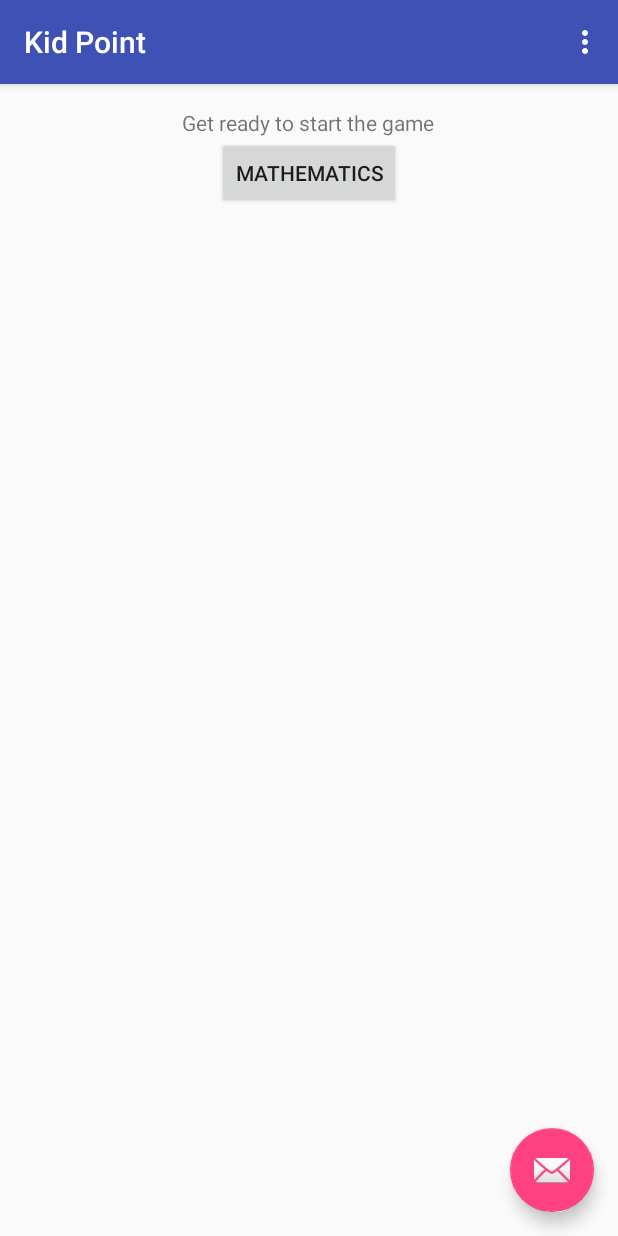
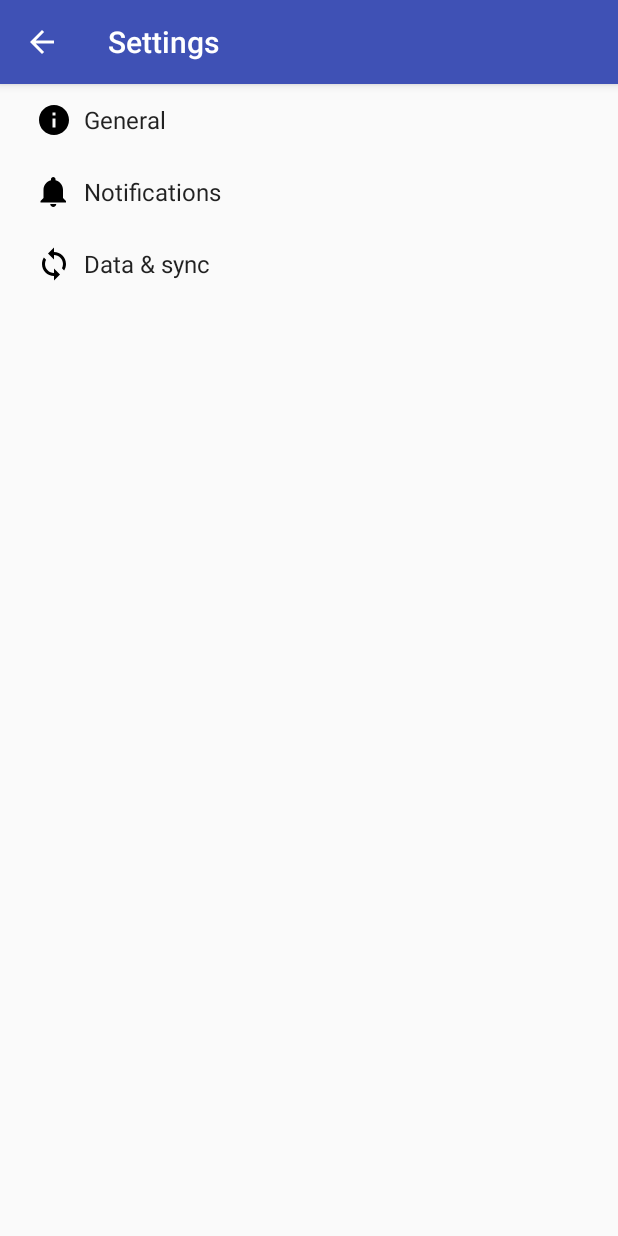
Before and after one commit to jnduli/kidpoint, an Android app: the screen it shows after launch (MainActivity before the commit, SettingsActivity after it), in the options menu, after a tap on "Settings", on a phone screen of 412 x 824 dp. Run offline under Robolectric (Android 15) with nearby library versions, the phone set to English and light mode, and no system bars; 1 statement that could not run was skipped.

Commit message:
Add maths_level setting in preferences

```diff
--- a/app/build.gradle
+++ b/app/build.gradle
@@ -12,6 +12,7 @@ android {
         targetSdkVersion 23
         versionCode 1
         versionName "1.0"
+        vectorDrawables.useSupportLibrary = true
     }
     buildTypes {
         release {
@@ -22,6 +23,8 @@ android {
 }
 
 dependencies {
+    implementation 'com.android.support:support-v4:23.4.0'
+    implementation 'com.android.support:support-vector-drawable:23.4.0'
     compile fileTree(dir: 'libs', include: ['*.jar'])
     testCompile 'junit:junit:4.12'
     compile 'com.android.support:appcompat-v7:23.1.0'
--- a/app/src/main/java/ke/co/darkcode/sensei/lilsizeducation/MainActivity.java
+++ b/app/src/main/java/ke/co/darkcode/sensei/lilsizeducation/MainActivity.java
@@ -1,6 +1,7 @@
 package ke.co.darkcode.sensei.lilsizeducation;
 
 import android.app.FragmentTransaction;
+import android.content.Intent;
 import android.media.AudioManager;
 import android.media.MediaPlayer;
 import android.media.SoundPool;
@@ -9,7 +10,9 @@ import android.support.design.widget.FloatingActionButton;
 import android.support.design.widget.Snackbar;
 import android.support.v7.app.AppCompatActivity;
 import android.support.v7.widget.Toolbar;
+import android.util.Log;
 import android.view.Menu;
+import android.view.MenuItem;
 import android.view.View;
 
 import java.util.HashMap;
@@ -21,6 +24,7 @@ import ke.co.darkcode.sensei.lilsizeducation.fragments.QuestionFragment;
 import ke.co.darkcode.sensei.lilsizeducation.fragments.ResultsFragment;
 import ke.co.darkcode.sensei.lilsizeducation.questions.MathQuestion;
 import ke.co.darkcode.sensei.lilsizeducation.questions.MathQuestionGenerator;
+import ke.co.darkcode.sensei.lilsizeducation.settings.SettingsActivity;
 
 public class MainActivity extends AppCompatActivity implements MainActivityFragment.MainActivityFragmentContainer{
 
@@ -67,7 +71,7 @@ public class MainActivity extends AppCompatActivity implements MainActivityFragm
     private MainActivityFragment getCurrentFragment(){
         MainActivityFragment mainActivityFragment = null;
         if(position<0){
-            mathQuestions = MathQuestionGenerator.generateQuestions(10);
+            mathQuestions = MathQuestionGenerator.generateQuestions(10, this.getBaseContext());
             position++;
             mainActivityFragment = new IntroductionFragment();
         }else if(position >= mathQuestions.size()){
@@ -83,6 +87,18 @@ public class MainActivity extends AppCompatActivity implements MainActivityFragm
         // Inflate the menu; this adds items to the action bar if it is present.
         getMenuInflater().inflate(R.menu.menu_main, menu);
         return true;
+    }
+
+    @Override
+    public boolean onOptionsItemSelected(MenuItem item) {
+        switch(item.getItemId()){
+            case R.id.action_settings:
+                Intent settings = new Intent(this, SettingsActivity.class);
+                startActivity(settings);
+                return true;
+            default:
+                return super.onOptionsItemSelected(item);
+        }
     }
 
     @Override
--- a/app/src/main/java/ke/co/darkcode/sensei/lilsizeducation/questions/MathQuestionGenerator.java
+++ b/app/src/main/java/ke/co/darkcode/sensei/lilsizeducation/questions/MathQuestionGenerator.java
@@ -1,17 +1,21 @@
 package ke.co.darkcode.sensei.lilsizeducation.questions;
+
+import android.content.Context;
 
 import java.util.ArrayList;
 import java.util.HashMap;
 import java.util.List;
 import java.util.Random;
 
+import ke.co.darkcode.sensei.lilsizeducation.utils.SettingsUtils;
+
 /**
  * Created by sensei on 23/12/15.
  */
 public class MathQuestionGenerator {
 
-    public static List<HashMap> generateQuestions(int no){
-        MathQuestions generator = new MathQuestions(3);
+    public static List<HashMap> generateQuestions(int no, Context con){
+        MathQuestions generator = new MathQuestions(SettingsUtils.getMathsLevel(con));
         List<HashMap> questions = new ArrayList<>();
         for(int i=0; i<no; i++){
             questions.add(generator.generateQuestion());
--- a/app/src/main/java/ke/co/darkcode/sensei/lilsizeducation/questions/MathQuestions.kt
+++ b/app/src/main/java/ke/co/darkcode/sensei/lilsizeducation/questions/MathQuestions.kt
@@ -5,6 +5,9 @@ package ke.co.darkcode.sensei.lilsizeducation.questions
  */
 class MathQuestions(val level: Int){
 
+    companion object {
+        val MAX_MATHS_LEVEL = 6
+    }
 
     // TODO: fix and test choices, fix and test answer
     fun generateQuestion(): HashMap<String, Any> {
--- /dev/null
+++ b/app/src/main/java/ke/co/darkcode/sensei/lilsizeducation/settings/AppCompatPreferenceActivity.kt
@@ -0,0 +1,90 @@
+package ke.co.darkcode.sensei.lilsizeducation.settings
+
+import android.content.res.Configuration
+import android.os.Bundle
+import android.preference.PreferenceActivity
+import android.support.annotation.LayoutRes
+import android.support.v7.app.ActionBar
+import android.support.v7.app.AppCompatDelegate
+import android.support.v7.widget.Toolbar
+import android.view.MenuInflater
+import android.view.View
+import android.view.ViewGroup
+
+/**
+ * A [android.preference.PreferenceActivity] which implements and proxies the necessary calls
+ * to be used with AppCompat.
+ */
+abstract class AppCompatPreferenceActivity : PreferenceActivity() {
+
+    override fun onCreate(savedInstanceState: Bundle?) {
+        delegate.installViewFactory()
+        delegate.onCreate(savedInstanceState)
+        super.onCreate(savedInstanceState)
+    }
+
+    override fun onPostCreate(savedInstanceState: Bundle?) {
+        super.onPostCreate(savedInstanceState)
+        delegate.onPostCreate(savedInstanceState)
+    }
+
+    val supportActionBar: ActionBar?
+        get() = delegate.supportActionBar
+
+    fun setSupportActionBar(toolbar: Toolbar?) {
+        delegate.setSupportActionBar(toolbar)
+    }
+
+    override fun getMenuInflater(): MenuInflater {
+        return delegate.menuInflater
+    }
+
+    override fun setContentView(@LayoutRes layoutResID: Int) {
+        delegate.setContentView(layoutResID)
+    }
+
+    override fun setContentView(view: View) {
+        delegate.setContentView(view)
+    }
+
+    override fun setContentView(view: View, params: ViewGroup.LayoutParams) {
+        delegate.setContentView(view, params)
+    }
+
+    override fun addContentView(view: View, params: ViewGroup.LayoutParams) {
+        delegate.addContentView(view, params)
+    }
+
+    override fun onPostResume() {
+        super.onPostResume()
+        delegate.onPostResume()
+    }
+
+    override fun onTitleChanged(title: CharSequence, color: Int) {
+        super.onTitleChanged(title, color)
+        delegate.setTitle(title)
+    }
+
+    override fun onConfigurationChanged(newConfig: Configuration) {
+        super.onConfigurationChanged(newConfig)
+        delegate.onConfigurationChanged(newConfig)
+    }
+
+    override fun onStop() {
+        super.onStop()
+        delegate.onStop()
+    }
+
+    override fun onDestroy() {
+        super.onDestroy()
+        delegate.onDestroy()
+    }
+
+    override fun invalidateOptionsMenu() {
+        delegate.invalidateOptionsMenu()
+    }
+
+    private val delegate: AppCompatDelegate by lazy {
+        AppCompatDelegate.create(this, null)
+    }
+}
--- a/app/src/main/java/ke/co/darkcode/sensei/lilsizeducation/utils/SettingsUtils.java
+++ b/app/src/main/java/ke/co/darkcode/sensei/lilsizeducation/utils/SettingsUtils.java
@@ -3,6 +3,9 @@ package ke.co.darkcode.sensei.lilsizeducation.utils;
 import android.content.Context;
 import android.content.SharedPreferences;
 import android.preference.PreferenceManager;
+
+import ke.co.darkcode.sensei.lilsizeducation.questions.MathQuestion;
+import ke.co.darkcode.sensei.lilsizeducation.questions.MathQuestions;
 
 /**
  * Created by sensei on 06/07/16.
@@ -10,6 +13,7 @@ import android.preference.PreferenceManager;
 public class SettingsUtils {
     public static final String PREF_SKIP_WELCOME = "skip_welcome";
     public static final String PREF_WELCOME_SHOWN = "welcome_shown";
+    public static final String PREF_MATHS_LEVEL = "maths_level";
 
     public static boolean isWelcomeSkipped(Context context){
         SharedPreferences sp = PreferenceManager.getDefaultSharedPreferences(context);
@@ -30,4 +34,19 @@ public class SettingsUtils {
         SharedPreferences sp = PreferenceManager.getDefaultSharedPreferences(context);
         sp.edit().putBoolean(PREF_WELCOME_SHOWN, true);
     }
+
+    public static void setMathsLevel(Context context, int level){
+        SharedPreferences sp = PreferenceManager.getDefaultSharedPreferences(context);
+        if (level < 1)
+            return;
+        if (level > MathQuestions.Companion.getMAX_MATHS_LEVEL())
+            return;
+
+        sp.edit().putInt(PREF_MATHS_LEVEL, level);
+    }
+
+    public static int getMathsLevel(Context context){
+        SharedPreferences sp = PreferenceManager.getDefaultSharedPreferences(context);
+        return Integer.parseInt(sp.getString(PREF_MATHS_LEVEL, "1"));
+    }
 }
--- /dev/null
+++ b/app/src/main/res/drawable/ic_info_black_24dp.xml
@@ -0,0 +1,9 @@
+<vector xmlns:android="http://schemas.android.com/apk/res/android"
+    android:width="24dp"
+    android:height="24dp"
+    android:viewportHeight="24.0"
+    android:viewportWidth="24.0">
+    <path
+        android:fillColor="#FF000000"
+        android:pathData="M12,2C6.48,2 2,6.48 2,12s4.48,10 10,10 10,-4.48 10,-10S17.52,2 12,2zm1,15h-2v-6h2v6zm0,-8h-2V7h2v2z" />
+</vector>
--- /dev/null
+++ b/app/src/main/res/drawable/ic_notifications_black_24dp.xml
@@ -0,0 +1,9 @@
+<vector xmlns:android="http://schemas.android.com/apk/res/android"
+    android:width="24dp"
+    android:height="24dp"
+    android:viewportHeight="24.0"
+    android:viewportWidth="24.0">
+    <path
+        android:fillColor="#FF000000"
+        android:pathData="M11.5,22c1.1,0 2,-0.9 2,-2h-4c0,1.1 0.9,2 2,2zm6.5,-6v-5.5c0,-3.07 -2.13,-5.64 -5,-6.32V3.5c0,-0.83 -0.67,-1.5 -1.5,-1.5S10,2.67 10,3.5v0.68c-2.87,0.68 -5,3.25 -5,6.32V16l-2,2v1h17v-1l-2,-2z" />
+</vector>
--- /dev/null
+++ b/app/src/main/res/drawable/ic_sync_black_24dp.xml
@@ -0,0 +1,9 @@
+<vector xmlns:android="http://schemas.android.com/apk/res/android"
+    android:width="24dp"
+    android:height="24dp"
+    android:viewportHeight="24.0"
+    android:viewportWidth="24.0">
+    <path
+        android:fillColor="#FF000000"
+        android:pathData="M12 4V1L8 5l4 4V6c3.31 0 6 2.69 6 6 0 1.01,-.25 1.97,-.7 2.8l1.46 1.46C19.54 15.03 20 13.57 20 12c0,-4.42,-3.58,-8,-8,-8zm0 14c-3.31 0,-6,-2.69,-6,-6 0,-1.01.25,-1.97.7,-2.8L5.24 7.74C4.46 8.97 4 10.43 4 12c0 4.42 3.58 8 8 8v3l4,-4,-4,-4v3z" />
+</vector>
--- a/app/src/main/res/values/strings.xml
+++ b/app/src/main/res/values/strings.xml
@@ -2,7 +2,7 @@
     <string name="app_name">Kid Point</string>
     <string name="action_settings">Settings</string>
 
-<!-- TODO: Remove or change this placeholder text -->
+    <!-- TODO: Remove or change this placeholder text -->
     <string name="hello_blank_fragment">Hello blank fragment</string>
     <string name="app_name_formatted"><![CDATA[<strong>Kid</strong> Point]]></string>
     <string name="welcome_intro_fragment">Fun Interactive Questions</string>
@@ -14,4 +14,95 @@
     <string name="tut_subj">Choose a subject you like and answer the questions that follow</string>
     <string name="tut_points">You get 5 points for each question you get right and lose 1 point for each wrong answer</string>
     <string name="badge_desc">Earn badges for every 400 points you get</string>
+    <string name="title_activity_settings">Settings</string>
+
+    <!-- Strings related to Settings -->
+
+    <!-- Example General settings -->
+    <string name="pref_header_general">General</string>
+
+    <string name="pref_title_social_recommendations">Enable social recommendations</string>
+    <string name="pref_description_social_recommendations">Recommendations for people to contact
+        based on your message history
+    </string>
+
+    <string name="pref_title_display_name">Display name</string>
+    <string name="pref_default_display_name">John Smith</string>
+
+    <string name="pref_title_add_friends_to_messages">Add friends to messages</string>
+    <string-array name="pref_example_list_titles">
+        <item>Always</item>
+        <item>When possible</item>
+        <item>Never</item>
+    </string-array>
+    <string-array name="pref_example_list_values">
+        <item>1</item>
+        <item>0</item>
+        <item>-1</item>
+    </string-array>
+
+    <!-- Example settings for Data & Sync -->
+    <string name="pref_header_data_sync">Data &amp; sync</string>
+
+    <string name="pref_title_sync_frequency">Sync frequency</string>
+    <string-array name="pref_sync_frequency_titles">
+        <item>15 minutes</item>
+        <item>30 minutes</item>
+        <item>1 hour</item>
+        <item>3 hours</item>
+        <item>6 hours</item>
+        <item>Never</item>
+    </string-array>
+    <string-array name="pref_sync_frequency_values">
+        <item>15</item>
+        <item>30</item>
+        <item>60</item>
+        <item>180</item>
+        <item>360</item>
+        <item>-1</item>
+    </string-array>
+
+    <string-array name="list_preference_entries">
+        <item>Entry 1</item>
+        <item>Entry 2</item>
+        <item>Entry 3</item>
+    </string-array>
+
+    <string-array name="list_preference_entry_values">
+        <item>1</item>
+        <item>2</item>
+        <item>3</item>
+    </string-array>
+
+    <string-array name="multi_select_list_preference_default_value" />
+
+    <string name="pref_title_system_sync_settings">System sync settings</string>
+
+    <!-- Example settings for Notifications -->
+    <string name="pref_header_notifications">Notifications</string>
+
+    <string name="pref_title_new_message_notifications">New message notifications</string>
+
+    <string name="pref_title_ringtone">Ringtone</string>
+    <string name="pref_ringtone_silent">Silent</string>
+
+    <string name="pref_title_vibrate">Vibrate</string>
+
+    <string-array name="list_preference_math_levels_titles">
+        <item>1(Single digit add)</item>
+        <item>2(Single digit add n subt)</item>
+        <item>3(Double digit add n subt)</item>
+        <item>4(4 digit add, subt, mult)</item>
+        <item>5(3 digit add, subt, mult, div)</item>
+        <item>6</item>
+    </string-array>
+
+    <string-array name="list_preference_math_levels_values">
+        <item>1</item>
+        <item>2</item>
+        <item>3</item>
+        <item>4</item>
+        <item>5</item>
+        <item>6</item>
+    </string-array>
 </resources>
--- /dev/null
+++ b/app/src/main/res/xml/pref_data_sync.xml
@@ -0,0 +1,21 @@
+<PreferenceScreen xmlns:android="http://schemas.android.com/apk/res/android">
+
+    <!-- NOTE: Hide buttons to simplify the UI. Users can touch outside the dialog to
+         dismiss it. -->
+    <!-- NOTE: ListPreference's summary should be set to its value by the activity code. -->
+    <ListPreference
+        android:defaultValue="180"
+        android:entries="@array/pref_sync_frequency_titles"
+        android:entryValues="@array/pref_sync_frequency_values"
+        android:key="sync_frequency"
+        android:negativeButtonText="@null"
+        android:positiveButtonText="@null"
+        android:title="@string/pref_title_sync_frequency" />
+
+    <!-- This preference simply launches an intent when selected. Use this UI sparingly, per
+         design guidelines. -->
+    <Preference android:title="@string/pref_title_system_sync_settings">
+        <intent android:action="android.settings.SYNC_SETTINGS" />
+    </Preference>
+
+</PreferenceScreen>
--- /dev/null
+++ b/app/src/main/res/xml/pref_general.xml
@@ -0,0 +1,43 @@
+<PreferenceScreen xmlns:android="http://schemas.android.com/apk/res/android">
+
+    <SwitchPreference
+        android:defaultValue="true"
+        android:key="example_switch"
+        android:summary="@string/pref_description_social_recommendations"
+        android:title="@string/pref_title_social_recommendations" />
+
+    <!-- NOTE: EditTextPreference accepts EditText attributes. -->
+    <!-- NOTE: EditTextPreference's summary should be set to its value by the activity code. -->
+    <EditTextPreference
+        android:capitalize="words"
+        android:defaultValue="@string/pref_default_display_name"
+        android:inputType="textCapWords"
+        android:key="example_text"
+        android:maxLines="1"
+        android:selectAllOnFocus="true"
+        android:singleLine="true"
+        android:title="@string/pref_title_display_name" />
+
+    <!-- NOTE: Hide buttons to simplify the UI. Users can touch outside the dialog to
+         dismiss it. -->
+    <!-- NOTE: ListPreference's summary should be set to its value by the activity code. -->
+    <ListPreference
+        android:defaultValue="-1"
+        android:entries="@array/pref_example_list_titles"
+        android:entryValues="@array/pref_example_list_values"
+        android:key="example_list"
+        android:negativeButtonText="@null"
+        android:positiveButtonText="@null"
+        android:title="@string/pref_title_add_friends_to_messages" />
+
+    <ListPreference
+        android:defaultValue="1"
+        android:entries="@array/list_preference_math_levels_titles"
+        android:entryValues="@array/list_preference_math_levels_values"
+        android:key="maths_level"
+        android:negativeButtonText="@null"
+        android:positiveButtonText="@null"
+        android:title="Choose Maths Level"
+        />
+
+</PreferenceScreen>
--- /dev/null
+++ b/app/src/main/res/xml/pref_headers.xml
@@ -0,0 +1,20 @@
+<preference-headers xmlns:android="http://schemas.android.com/apk/res/android">
+
+    <!-- These settings headers are only used on tablets. -->
+
+    <header
+        android:fragment="ke.co.darkcode.sensei.lilsizeducation.settings.SettingsActivity$GeneralPreferenceFragment"
+        android:icon="@drawable/ic_info_black_24dp"
+        android:title="@string/pref_header_general" />
+
+    <header
+        android:fragment="ke.co.darkcode.sensei.lilsizeducation.settings.SettingsActivity$NotificationPreferenceFragment"
+        android:icon="@drawable/ic_notifications_black_24dp"
+        android:title="@string/pref_header_notifications" />
+
+    <header
+        android:fragment="ke.co.darkcode.sensei.lilsizeducation.settings.SettingsActivity$DataSyncPreferenceFragment"
+        android:icon="@drawable/ic_sync_black_24dp"
+        android:title="@string/pref_header_data_sync" />
+
+</preference-headers>
--- /dev/null
+++ b/app/src/main/res/xml/pref_notification.xml
@@ -0,0 +1,27 @@
+<PreferenceScreen xmlns:android="http://schemas.android.com/apk/res/android">
+
+    <!-- A 'parent' preference, which enables/disables child preferences (below)
+         when checked/unchecked. -->
+    <SwitchPreference
+        android:defaultValue="true"
+        android:key="notifications_new_message"
+        android:title="@string/pref_title_new_message_notifications" />
+
+    <!-- Allows the user to choose a ringtone in the 'notification' category. -->
+    <!-- NOTE: This preference will be enabled only when the checkbox above is checked. -->
+    <!-- NOTE: RingtonePreference's summary should be set to its value by the activity code. -->
+    <RingtonePreference
+        android:defaultValue="content://settings/system/notification_sound"
+        android:dependency="notifications_new_message"
+        android:key="notifications_new_message_ringtone"
+        android:ringtoneType="notification"
+        android:title="@string/pref_title_ringtone" />
+
+    <!-- NOTE: This preference will be enabled only when the checkbox above is checked. -->
+    <SwitchPreference
+        android:defaultValue="true"
+        android:dependency="notifications_new_message"
+        android:key="notifications_new_message_vibrate"
+        android:title="@string/pref_title_vibrate" />
+
+</PreferenceScreen>
```
Also changed, not shown: app/src/main/AndroidManifest.xml (+12 -6 lines), app/src/main/java/ke/co/darkcode/sensei/lilsizeducation/settings/SettingsActivity.kt (added, +240 -0 lines), 1 other file.
